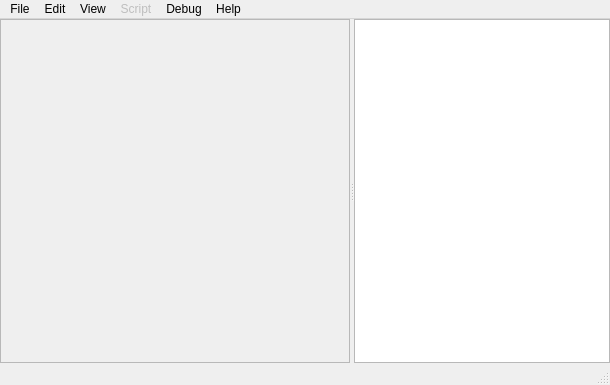
First picture: the form in anna_graphica/lscseditor.ui, repository matrixsmaster/ANNA, before the edit.
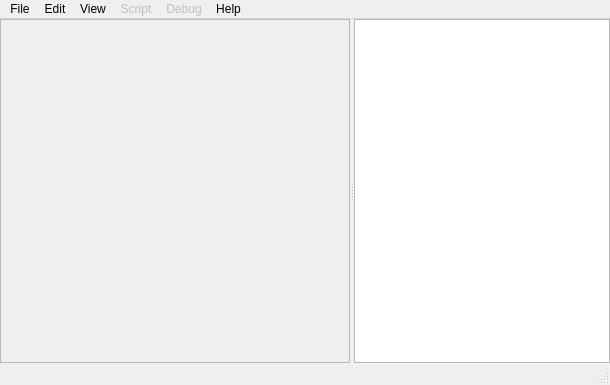
Second picture: the form after the edit. Icons and pictures are not drawn. Custom widgets are drawn as their Qt base class.

Commit message: GUI: added shortcuts for Lua editor

The edit to the form file:
```diff
--- a/anna_graphica/lscseditor.ui
+++ b/anna_graphica/lscseditor.ui
@@ -57,6 +57,9 @@
       <addaction name="actionAssign_script"/>
      </widget>
      <widget class="QMenu" name="menuDebug">
+      <property name="enabled">
+       <bool>false</bool>
+      </property>
       <property name="title">
        <string>Debug</string>
       </property>
```
Left out of the diff: 12 changed lines with no effect on the pictures. The commit also changes 2 other files.
